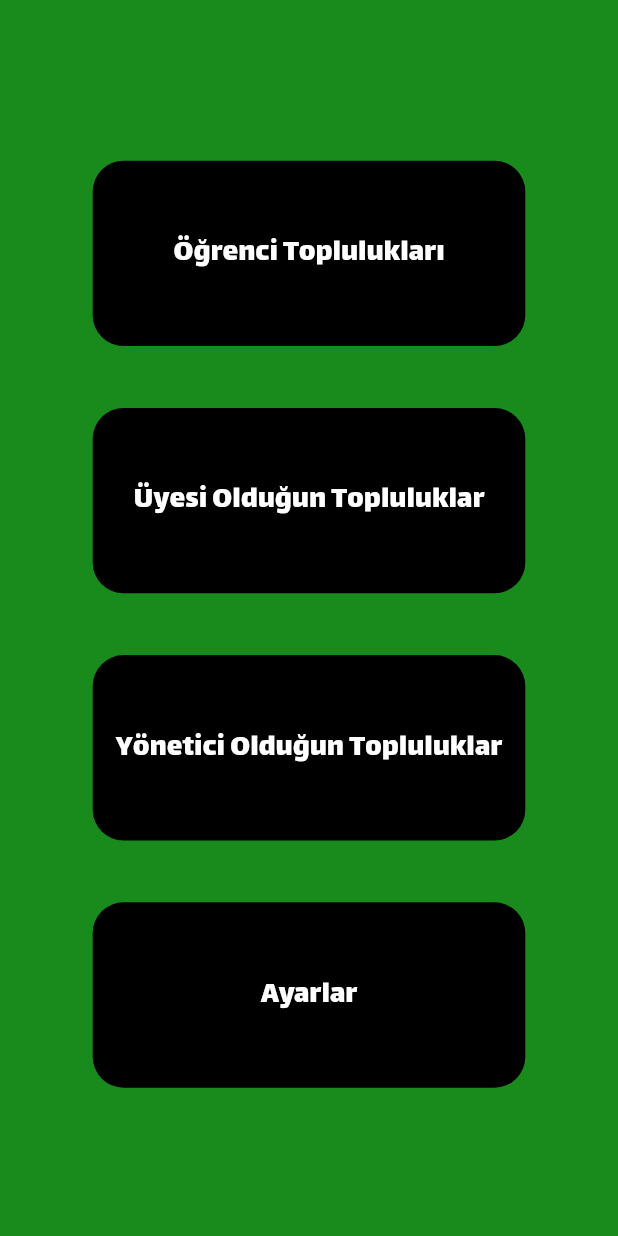
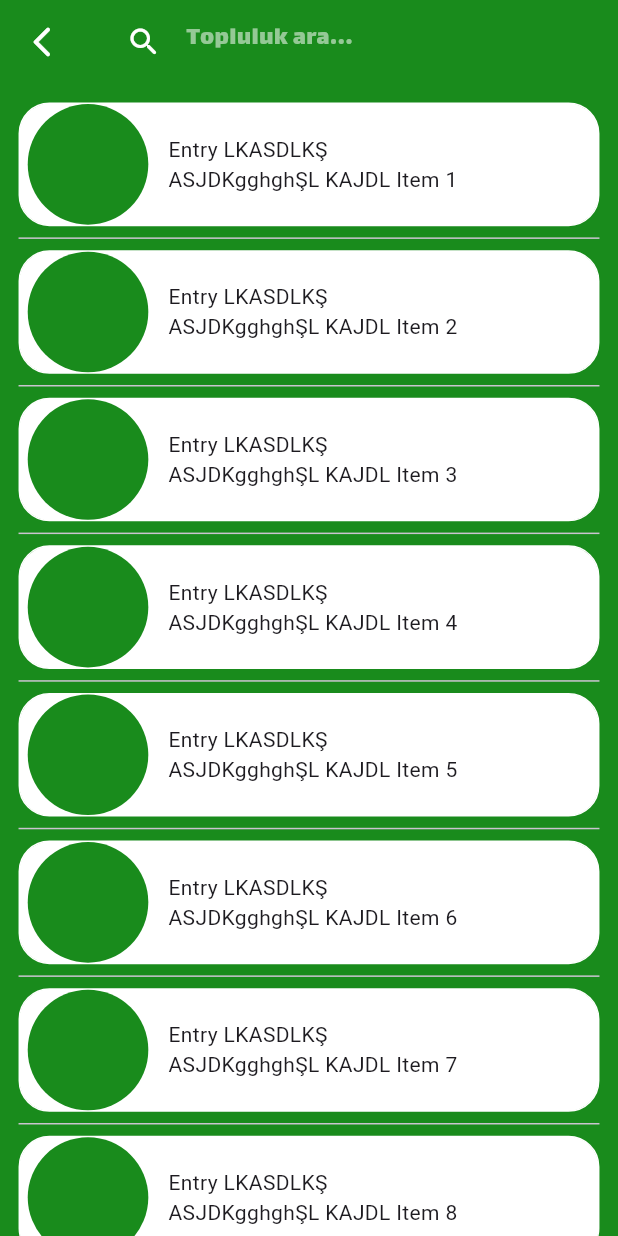
Before and after one commit to eminhologlu/Kulup-Uygulamasi, a Flutter app: the Anasayfa screen opened directly, after a tap on "Öğrenci Toplulukları", on a phone screen of 412 x 824 dp. Run offline on Flutter 3.47's test engine with Material 3 defaults, Android fonts, the phone set to English and light mode, and no system bars.

Commit message:
topluluklar sayfası eklendi

```diff
--- a/lib/anasayfa.dart
+++ b/lib/anasayfa.dart
@@ -1,6 +1,7 @@
 import 'package:flutter/cupertino.dart';
 import 'package:flutter/material.dart';
 import 'package:flutter/widgets.dart';
+import 'package:kulup/topluluklar.dart';
 
 class Anasayfa extends StatefulWidget {
   const Anasayfa({super.key});
@@ -19,7 +20,12 @@ class _AnasayfaState extends State<Anasayfa> {
           children: [
             SizedBox(height: MediaQuery.of(context).size.height*0.13),
             GestureDetector(
-              onTap: () {},
+              onTap: () {
+                Navigator.push(
+                      context,
+                      MaterialPageRoute(
+                          builder: (context) => const Topluluklar()));
+              },
               child: buildContainer("Öğrenci Toplulukları")),
             SizedBox(height: MediaQuery.of(context).size.height*0.05),
             GestureDetector(
--- a/lib/login.dart
+++ b/lib/login.dart
@@ -2,6 +2,7 @@ import 'package:flutter/cupertino.dart';
 import 'package:flutter/material.dart';
 import 'package:flutter/services.dart';
 import 'package:flutter/widgets.dart';
+import 'package:kulup/anasayfa.dart';
 import 'package:kulup/register.dart';
 
 class LoginPage extends StatefulWidget {
@@ -150,7 +151,13 @@ class _LoginPageState extends State<LoginPage> {
                       height: MediaQuery.of(context).size.height * 0.07,
                     ),
                     FilledButton(
-                        onPressed: () {},
+                        onPressed: () {
+                          Navigator.pushAndRemoveUntil(
+                            context,
+                            MaterialPageRoute(builder: (context) => Anasayfa()),
+                            (Route<dynamic> route) => false,
+                          );
+                        },
                         child: Text(
                           "Giriş Yap",
                           style: TextStyle(
--- a/lib/main.dart
+++ b/lib/main.dart
@@ -1,7 +1,7 @@
 import 'package:flutter/material.dart';
-import 'package:kulup/anasayfa.dart';
 import 'package:kulup/loading.dart';
 import 'package:kulup/login.dart';
+import 'package:kulup/topluluklar.dart';
 
 void main() {
   runApp(const MyApp());
@@ -20,7 +20,7 @@ class MyApp extends StatelessWidget {
           if (snapshot.connectionState == ConnectionState.waiting) {
             return LoadingScreen(); // Bekleme ekranını göster
           } else {
-            return Anasayfa(); // Bekleme süresi dolduktan sonra giriş sayfasını göster
+            return LoginPage(); // Bekleme süresi dolduktan sonra giriş sayfasını göster
           }
         },
       ),
--- /dev/null
+++ b/lib/topluluklar.dart
@@ -0,0 +1,109 @@
+import 'package:flutter/cupertino.dart';
+import 'package:flutter/material.dart';
+import 'package:flutter/rendering.dart';
+import 'package:flutter/widgets.dart';
+
+class Topluluklar extends StatefulWidget {
+  const Topluluklar({super.key});
+
+  @override
+  State<Topluluklar> createState() => _TopluluklarState();
+}
+
+class _TopluluklarState extends State<Topluluklar> {
+  final TextEditingController searchController = TextEditingController();
+  final List<String> itemList = [
+    'Item 1',
+    'Item 2',
+    'Item 3',
+    'Item 4',
+    'Item 5',
+    'Item 6',
+    'Item 7',
+    'Item 8',
+    'Item 9',
+    'Item 10',
+    'Item 11',
+    'Item 2',
+    'Item 3',
+    'Item 4',
+    'Item 5',
+    'Item 6',
+    'Item 7',
+    'Item 8',
+    'Item 9',
+    'Item 10',
+    'Item 11',
+  ];
+  @override
+  Widget build(BuildContext context) {
+    return MaterialApp(
+      debugShowCheckedModeBanner: false,
+      home: GestureDetector(
+        onTap: () => FocusManager.instance.primaryFocus?.unfocus(),
+        child: Scaffold(
+            appBar: AppBar(
+              leading: GestureDetector(
+                onTap: () {
+                  Navigator.pop(context);
+                },
+                child: Icon(Icons.arrow_back_ios_new_rounded,color: Colors.white,)),
+              flexibleSpace: Container(
+                decoration:
+                    BoxDecoration(color: Color.fromARGB(255, 25, 139, 28)),
+              ),
+              title: TextField(
+                cursorHeight: MediaQuery.of(context).size.height * 0.02,
+                controller: searchController,
+                style: TextStyle(
+                    color: Colors.white,
+                    fontFamily: "Lalezar",
+                    fontSize: MediaQuery.of(context).size.width * 0.042),
+                cursorColor: Colors.white,
+                decoration: InputDecoration(
+                  prefixIcon: GestureDetector(
+                      onTap: () {},
+                      child: Icon(Icons.search_rounded, color: Colors.white)),
+                  hintText: 'Topluluk ara...',
+                  hintStyle: TextStyle(
+                      color: Color.fromARGB(137, 255, 255, 255),
+                      height:
+                          MediaQuery.of(context).size.height * 0.00000000001),
+                  border: InputBorder.none,
+                ),
+                onChanged: (value) {},
+              ),
+            ),
+            backgroundColor: Color.fromARGB(255, 25, 139, 28),
+            body: ListView.separated(
+              padding: EdgeInsets.all(MediaQuery.of(context).size.width*0.03),
+              itemCount: itemList.length,
+              itemBuilder: (BuildContext context, int index) {
+                return Container(
+                  height: MediaQuery.of(context).size.height*0.1,
+                  decoration: BoxDecoration(
+                    color: Colors.white,
+                    border: Border.all(color: Colors.white),
+                    borderRadius: BorderRadius.circular(MediaQuery.of(context).size.width*0.05)
+                  ),
+                  child: Padding(
+                    padding: EdgeInsets.only(left: MediaQuery.of(context).size.width*0.01),
+                    child: Row(
+                      children: [
+                        CircleAvatar(backgroundColor: Color.fromARGB(255, 25, 139, 28),radius: MediaQuery.of(context).size.width*0.1,),
+                        Padding(
+                          padding: EdgeInsets.only(left: MediaQuery.of(context).size.width*0.03),
+                          child: Text('Entry LKASDLKŞ\nASJDKgghghŞL KAJDL ${itemList[index]}'),
+                        ),
+                      ],
+                    ),
+                  ),
+                );
+              },
+              separatorBuilder: (BuildContext context, int index) =>
+                  const Divider(),
+            )),
+      ),
+    );
+  }
+}
--- a/pubspec.yaml
+++ b/pubspec.yaml
@@ -30,8 +30,6 @@ environment:
 dependencies:
   flutter:
     sdk: flutter
-
-
   # The following adds the Cupertino Icons font to your application.
   # Use with the CupertinoIcons class for iOS style icons.
   cupertino_icons: ^1.0.6
```
Also changed, not shown: lib/register.dart (+19 -19 lines).
